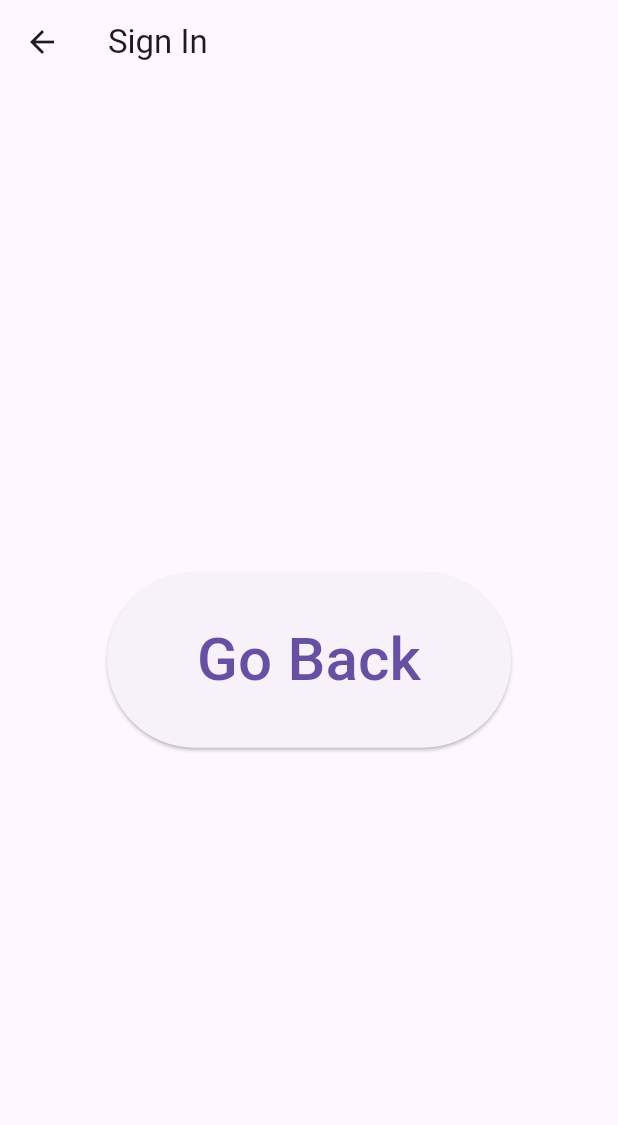
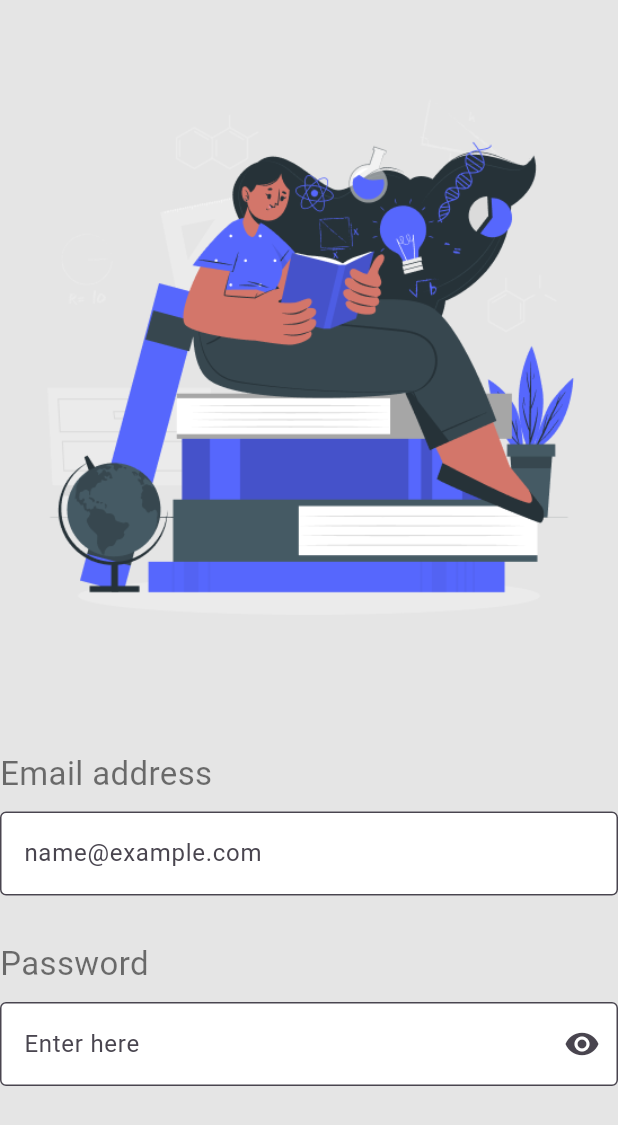
Before and after one commit to wAnekz/Academix, a Flutter app: the screen it shows after launch, after a tap on an icon or button, on a phone screen of 412 x 824 dp. Shown: the top 1125 px of the screen. Run offline on Flutter 3.47's test engine with Material 3 defaults, Android fonts, the phone set to English and light mode, and no system bars.

Commit message:
не доделал SignInScreen, сделал только TextFields и Image, без дизайна

```diff
--- a/Academix/lib/main.dart
+++ b/Academix/lib/main.dart
@@ -29,7 +29,7 @@ class WelcomeScreen extends StatelessWidget {
           crossAxisAlignment: CrossAxisAlignment.center,
           children: [
             const Image(
-              image: AssetImage('assets/welcome.png'),
+              image: AssetImage('assets/images/welcome.png'),
               height: 400,
               width: 400,
             ),
@@ -84,28 +84,92 @@ class WelcomeScreen extends StatelessWidget {
   }
 }
 
-class SignInScreen extends StatelessWidget {
+class SignInScreen extends StatefulWidget {
   const SignInScreen({super.key});
+
+  @override
+  _SignInScreenState createState() => _SignInScreenState();
+}
+
+class _SignInScreenState extends State<SignInScreen> {
+  bool _isPasswordVisible = false;
 
   @override
   Widget build(BuildContext context) {
     return Scaffold(
-      appBar: AppBar(
-        title: const Text('Sign In'),
-      ),
+      backgroundColor: const Color(0xFFE5E5E5),
+
       body: Center(
-        child: ElevatedButton(
-          style: ElevatedButton.styleFrom(
-            padding: EdgeInsets.symmetric(vertical: 30, horizontal: 60)
-          ),
-          onPressed: () {
-            Navigator.pop(context); // Go back to the WelcomeScreen
-          },
-          child: const Text(
-            'Go Back',
-            style: TextStyle(
-                fontSize: 40),
+        child: Column(
+          children: [
+            const SizedBox(height: 40,),
+            const Image(
+              image: AssetImage('assets/images/signIn.png'),
+              height: 400,
+              width: 500,
             ),
+
+            const SizedBox(height: 60,),
+
+            const Align(
+              alignment: Alignment.centerLeft,
+              child: Text(
+                'Email address',
+                style: TextStyle(
+                  color: Colors.black54,
+                  fontSize: 22,
+                  fontWeight: FontWeight.w400,
+                ),
+              ),
+            ),
+
+            const SizedBox(height: 10,),
+
+            TextFormField(
+              decoration: InputDecoration(
+                  labelText: 'name@example.com',
+                  border: OutlineInputBorder(),
+                  filled: true,
+                  fillColor: Colors.white
+              ),
+            ),
+
+            const SizedBox(height: 30,),
+
+            const Align(
+              alignment: Alignment.centerLeft,
+              child: Text(
+                'Password',
+                style: TextStyle(
+                  color: Colors.black54,
+                  fontSize: 22,
+                  fontWeight: FontWeight.w400,
+                ),
+              ),
+            ),
+
+            const SizedBox(height: 10,),
+
+            TextField(
+              obscureText: !_isPasswordVisible,
+              decoration: InputDecoration(
+                labelText: 'Enter here',
+                border: OutlineInputBorder(),
+                filled: true,
+                fillColor: Colors.white,
+                suffixIcon: IconButton(
+                  onPressed: () {
+                    setState(() {
+                      _isPasswordVisible = !_isPasswordVisible;
+                    });
+                  },
+                  icon: Icon(
+                    _isPasswordVisible ? Icons.visibility_off : Icons.visibility,
+                  ),
+                ),
+              ),
+            )
+          ],
         ),
       ),
     );
--- a/Academix/pubspec.yaml
+++ b/Academix/pubspec.yaml
@@ -59,7 +59,8 @@ flutter:
 
   # To add assets to your application, add an assets section, like this:
   assets:
-     - assets/welcome.png
+     - assets/images/welcome.png
+     - assets/images/signIn.png
 
   # An image asset can refer to one or more resolution-specific "variants", see
   # https://flutter.dev/to/resolution-aware-images
```
Also changed, not shown: Academix/assets/images/signIn.png (added), Academix/assets/images/welcome.png (renamed from Academix/assets/welcome.png).
